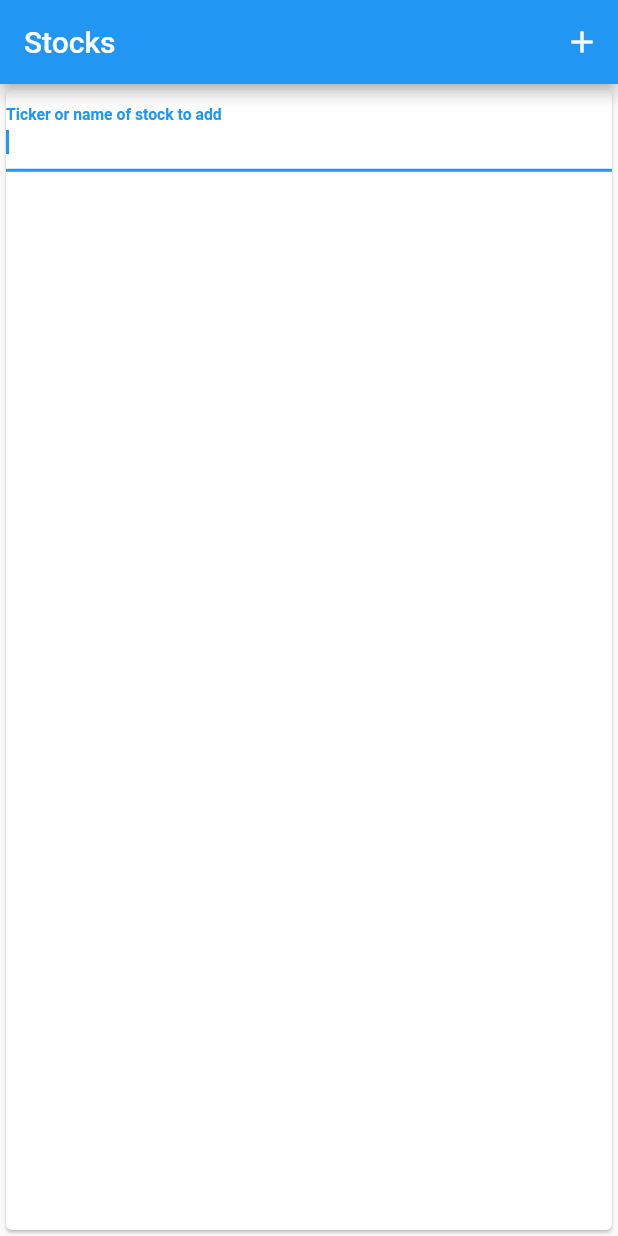
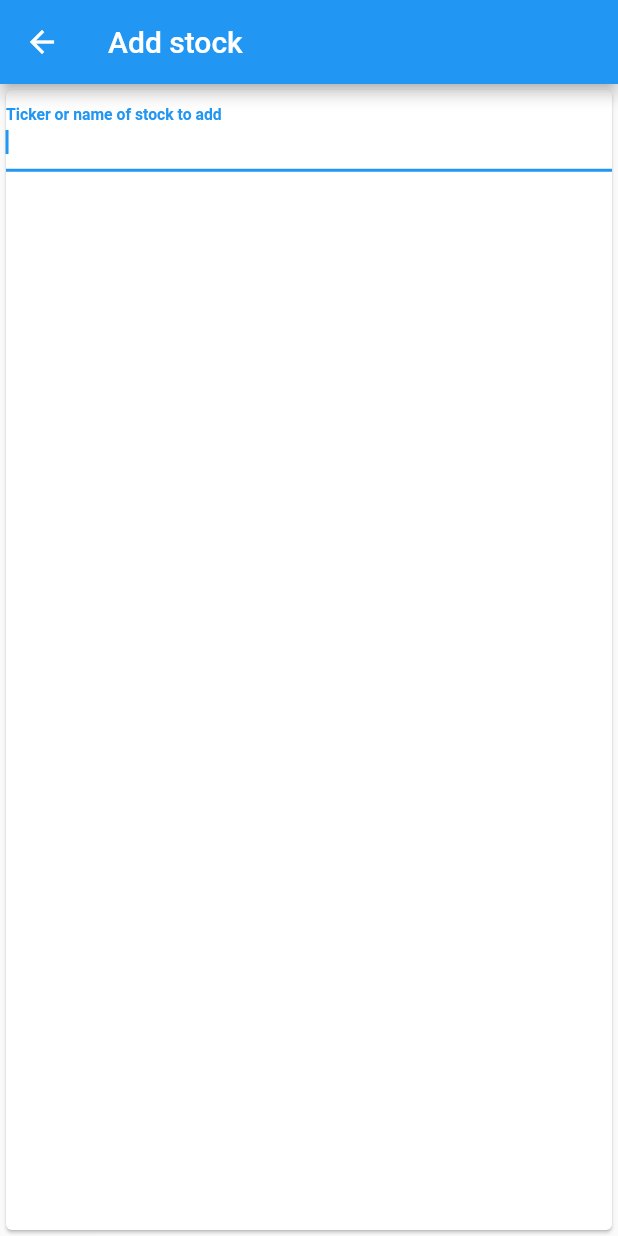
Before and after one commit to zagrim/stock-tracker-flutter, a Flutter app: the screen it shows after launch, after a tap on the "add" icon, on a phone screen of 412 x 824 dp. Run offline on Flutter 3.47's test engine with Material 2 defaults, Android fonts, the light colour scheme and no system bars; missing offline and left inert: dart:ffi.

Commit message:
Make AddStockForm a proper screen, use named route

```diff
--- a/lib/main.dart
+++ b/lib/main.dart
@@ -1,7 +1,6 @@
 import 'package:flutter/material.dart';
 
-//import './home_page.dart';
-//import './stock_list.dart';
+import 'widgets/add_stock_form.dart';
 import 'widgets/stock_list_page.dart';
 
 void main() {
@@ -41,8 +40,10 @@ class MyApp extends StatelessWidget {
               ),
             ),
       ),
-      home: StockListPage(title: 'Stocks'),
-      //const HomePage(title: 'Stock tracker'),
+      home: const StockListPage(title: 'Stocks'),
+      routes: {
+        AddStockForm.routeName: (context) => AddStockForm(),
+      },
     );
   }
 }
--- a/lib/widgets/add_stock_form.dart
+++ b/lib/widgets/add_stock_form.dart
@@ -5,9 +5,9 @@ import '../models/alphavantage.dart';
 import '../services/alphavantage_api.dart';
 
 class AddStockForm extends StatefulWidget {
-  const AddStockForm(this.onAddStock, {Key? key}) : super(key: key);
+  static const routeName = '/add-stock';
 
-  final Function onAddStock;
+  const AddStockForm({Key? key}) : super(key: key);
 
   @override
   State<AddStockForm> createState() => _AddStockFormState();
@@ -19,7 +19,13 @@ class _AddStockFormState extends State<AddStockForm> {
 
   @override
   Widget build(BuildContext context) {
-    return Card(child: LayoutBuilder(builder: (context, constraints) {
+    final routeArgs =
+        ModalRoute.of(context)!.settings.arguments as Map<String, Object>;
+    final Function _onAddStock = routeArgs['onAddStock'] as Function;
+
+    return Scaffold(
+      appBar: AppBar(title: const Text("Add stock")),
+      body: Card(child: LayoutBuilder(builder: (context, constraints) {
         return Column(
           children: [
             TextField(
@@ -30,18 +36,6 @@ class _AddStockFormState extends State<AddStockForm> {
               controller: stockSearchController,
               onSubmitted: (_) => _search(),
             ),
-          /*Column(
-              children: searchResults
-                  .map((item) => Card(
-                        child: Column(
-                          children: [
-                            Text(item.symbol),
-                            Text(item.name),
-                          ],
-                        ),
-                      ))
-                  .toList(),
-            ),*/
             SizedBox(
               height: constraints.maxHeight -
                   55, //min(200, constraints.maxHeight - 55),
@@ -51,7 +45,7 @@ class _AddStockFormState extends State<AddStockForm> {
                   print(searchResults[index].symbol);
                   return StockSearchResult(
                     searchResult: searchResults[index],
-                  onClick: () => _addStockToList(
+                    onClick: () => _onAddStock(
                       _transformToStock(searchResults[index]),
                     ),
                   );
@@ -59,13 +53,10 @@ class _AddStockFormState extends State<AddStockForm> {
                 itemCount: searchResults.length,
               ),
             ),
-          /*TextButton(
-              onPressed: () => _submit(_closeModal),
-              child: const Text('Add'),
-            )*/
           ],
         );
-    }));
+      })),
+    );
   }
 
   void _search() {
@@ -87,12 +78,6 @@ class _AddStockFormState extends State<AddStockForm> {
       null,
     );
   }
-
-  void _addStockToList(Stock stockToAdd) {
-    print('submit');
-    print(stockToAdd);
-    widget.onAddStock(stockToAdd);
-  }
 }
 
 class StockSearchResult extends StatelessWidget {
@@ -111,7 +96,11 @@ class StockSearchResult extends StatelessWidget {
       width: double.infinity,
       child: InkWell(
         onTap: onClick != null ? () => onClick!() : () {},
-        child: Container(
+        child: Padding(
+          padding: const EdgeInsets.symmetric(
+            vertical: 8.0,
+            horizontal: 16.0,
+          ),
           child: Card(
             child: Column(
               children: [
@@ -120,10 +109,6 @@ class StockSearchResult extends StatelessWidget {
               ],
             ),
           ),
-          padding: const EdgeInsets.symmetric(
-            vertical: 8.0,
-            horizontal: 16.0,
-          ),
         ),
       ),
     );
--- a/lib/widgets/stock_list_page.dart
+++ b/lib/widgets/stock_list_page.dart
@@ -1,4 +1,5 @@
 import 'package:flutter/material.dart';
+
 import './stock_list.dart';
 import './add_stock_form.dart';
 import '../models/stock.dart';
@@ -17,7 +18,6 @@ class _StockListPageState extends State<StockListPage> {
     Stock('QTCOM', 'Qt Group Oyj', 'EUR', DateTime.now(), 135.60, -0.008),
     Stock('MUSTI', 'Musti Group Oyj', 'EUR', DateTime.now(), 30.43, 0.0032),
   ];
-  var _showAddForm = false;
 
   @override
   Widget build(BuildContext context) {
@@ -26,9 +26,8 @@ class _StockListPageState extends State<StockListPage> {
       actions: [
         IconButton(
           onPressed: () {
-            setState(() {
-              _showAddForm = !_showAddForm;
-            });
+            Navigator.of(context).pushNamed(AddStockForm.routeName,
+                arguments: {'onAddStock': _onAddStock});
           },
           icon: const Icon(Icons.add),
         ),
@@ -46,16 +45,10 @@ class _StockListPageState extends State<StockListPage> {
         child: Column(
           crossAxisAlignment: CrossAxisAlignment.end,
           children: [
-            if (_showAddForm)
-              SizedBox(
-                height: _contentMaxHeight,
-                child: AddStockForm(_onAddStock),
-              ),
-            if (!_showAddForm)
-              SizedBox(
-                height: _contentMaxHeight,
-                child: StockList(stockList: _stocks),
-              ),
+            SizedBox(
+              height: _contentMaxHeight,
+              child: StockList(stockList: _stocks),
+            ),
             /*LayoutBuilder(builder: (context, constraints) {
                   return SizedBox(
                     height: constraints.maxHeight,
@@ -75,7 +68,7 @@ class _StockListPageState extends State<StockListPage> {
     // TODO: fetch data for the added stock
     setState(() {
       _stocks.add(stock);
-      _showAddForm = false;
+      Navigator.of(context).pop();
     });
   }
 }
```
Also changed, not shown: lib/widgets/stock_list.dart (+2 -23 lines). Lines whose indentation alone changed are shown as unchanged.
